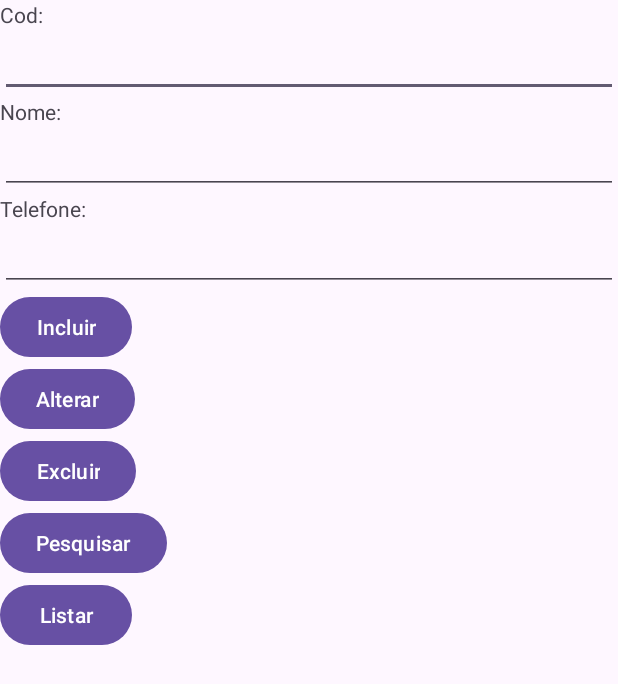
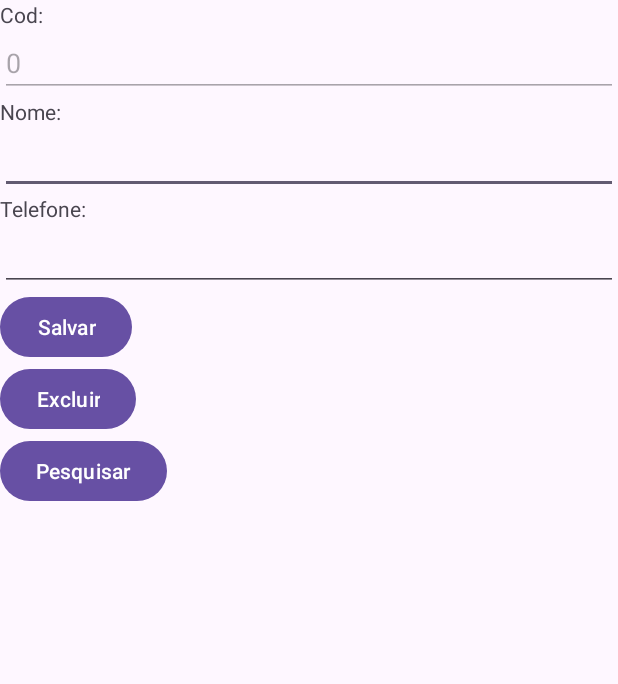
Before and after one commit to robisoncrisbrito/UsandoDB-pm45S-2025-1, an Android app: the MainActivity screen opened directly, with no data from a screen before it, on a phone screen of 412 x 824 dp. Shown: the top 684 px of the screen. Run offline under Robolectric (Android 15) with nearby library versions, the phone set to English and light mode, and no system bars.

```diff
--- a/app/src/main/java/br/edu/utfpr/usandodb_pm45s_2025_1/MainActivity.kt
+++ b/app/src/main/java/br/edu/utfpr/usandodb_pm45s_2025_1/MainActivity.kt
@@ -24,6 +24,10 @@ class MainActivity : AppCompatActivity() {
         etCod = findViewById(R.id.etCod)
         etNome = findViewById(R.id.etNome)
         etTelefone = findViewById(R.id.etTelefone)
+
+        etCod.setText( intent.getIntExtra( "id", 0 ).toString() )
+        etNome.setText( intent.getStringExtra( "nome" ) )
+        etTelefone.setText( intent.getStringExtra( "telefone" ) )
 
         banco = DatabaseHandler(this)
     }
@@ -59,6 +63,8 @@ class MainActivity : AppCompatActivity() {
             Toast.LENGTH_SHORT
         ).show()
 
+        finish()
+
     }
     fun btExcluirOnClick(view: View) {
 
@@ -69,6 +75,8 @@ class MainActivity : AppCompatActivity() {
             "Exclusão realizada com sucesso!",
             Toast.LENGTH_SHORT
         ).show()
+
+        finish()
 
     }
     fun btPesquisarOnClick(view: View) {
--- a/app/src/main/res/layout/activity_main.xml
+++ b/app/src/main/res/layout/activity_main.xml
@@ -17,6 +17,7 @@
         android:id="@+id/etCod"
         android:layout_width="match_parent"
         android:layout_height="wrap_content"
+        android:enabled="false"
         android:inputType="number" />
 
     <TextView
@@ -44,14 +45,8 @@
     <Button
         android:layout_width="wrap_content"
         android:layout_height="wrap_content"
-        android:onClick="btIncluirOnClick"
-        android:text="Incluir" />
-
-    <Button
-        android:layout_width="wrap_content"
-        android:layout_height="wrap_content"
         android:onClick="btAlterarOnClick"
-        android:text="Alterar" />
+        android:text="Salvar" />
 
     <Button
         android:layout_width="wrap_content"
@@ -65,11 +60,5 @@
         android:onClick="btPesquisarOnClick"
         android:text="Pesquisar" />
 
-    <Button
-        android:layout_width="wrap_content"
-        android:layout_height="wrap_content"
-        android:onClick="btListarOnClick"
-        android:text="Listar" />
-
 
 </LinearLayout>
```
Also changed, not shown: app/src/main/res/layout/activity_listar.xml (+21 -4 lines).
